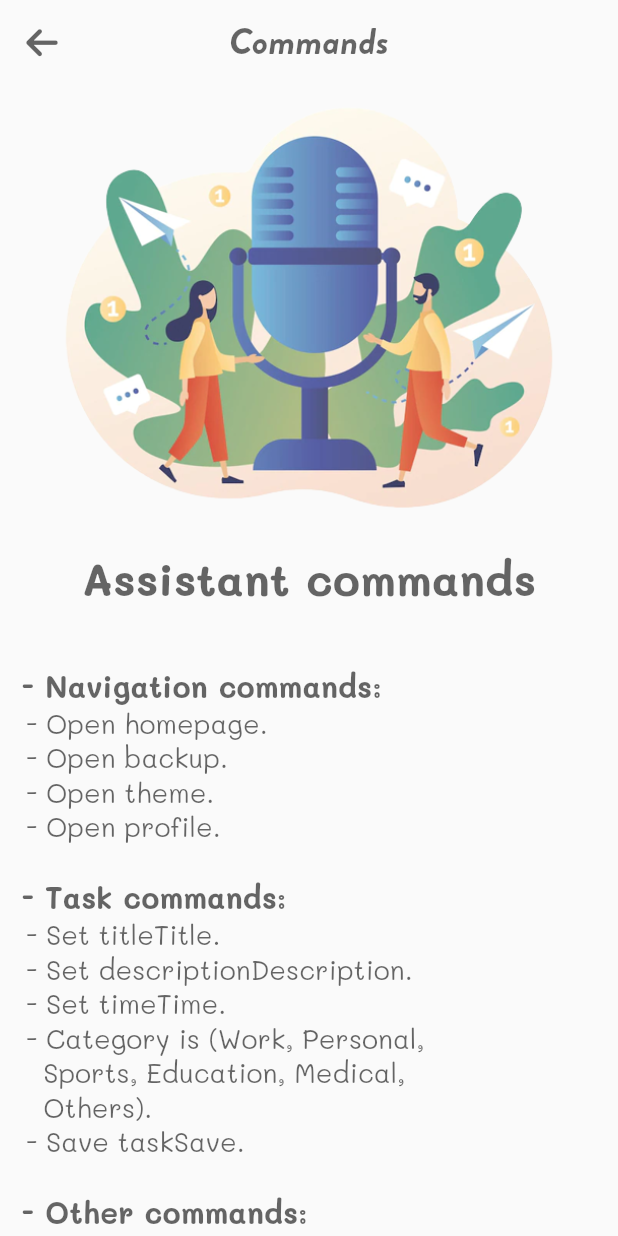
After one commit to maheshp2002/ToDoAlan, a Flutter app: the commands screen opened directly, on a phone screen of 412 x 824 dp. The commit adds this screen. Run offline on Flutter 3.47's test engine with Material 2 defaults, Android fonts, the phone set to English and light mode, and no system bars; our stand-ins replace avatar_glow, cloud_firestore, firebase_auth, firebase_core, firebase_storage, flutter_local_notifications and 15 more; missing offline and left inert: background_stt, flutter_foreground_task, flutter_rounded_date_picker, flutter_speech, notifications; accounts and stored records are empty; statements that could not run were skipped.

Commit message:
nre command page

```diff
--- /dev/null
+++ b/lib/AI/commands.dart
@@ -0,0 +1,68 @@
+import 'package:flutter/material.dart';
+import 'package:font_awesome_flutter/font_awesome_flutter.dart';
+
+class commands extends StatefulWidget {
+  commands({Key? key}) : super(key: key);
+
+  @override
+  _commandsState createState() => _commandsState();
+}
+
+class _commandsState extends State<commands> {
+  @override
+  Widget build(BuildContext context) {
+    return Scaffold(
+      appBar: AppBar(
+      centerTitle: true,
+      title:  Text(
+        "Commands",
+        style: TextStyle(
+        color: Theme.of(context).hintColor,
+        fontFamily: 'BrandonBI',
+        fontSize: 25,
+        ),
+      ),
+      elevation: 0,
+      backgroundColor: Theme.of(context).scaffoldBackgroundColor,
+      leading: IconButton(
+      onPressed: () => Navigator.of(context).pop(),
+      icon: Icon(FontAwesomeIcons.arrowLeft, color: Theme.of(context).hintColor,)
+      ),
+      ),
+      resizeToAvoidBottomInset: true,
+      backgroundColor: Theme.of(context).scaffoldBackgroundColor,
+      body: ListView(
+        children: [
+          Image.asset("assets/voice.png", width: 300, height: 300,),
+
+          SizedBox(height: 10,),
+
+          Text("Assistant commands\n", textAlign: TextAlign.center,
+          style: TextStyle(fontFamily: "MaliB", fontSize: 30, color: Theme.of(context).hintColor),),
+
+          Text("  - Navigation commands:", textAlign: TextAlign.left,
+          style: TextStyle(fontFamily: "MaliB", fontSize: 20, color: Theme.of(context).hintColor),),
+
+          Text("   - Open homepage.\n   - Open backup.\n   - Open theme.\n   - Open profile.\n", textAlign: TextAlign.left,
+          style: TextStyle(fontFamily: "MaliR", fontSize: 18, color: Theme.of(context).hintColor),),
+
+          Text("  - Task commands:", textAlign: TextAlign.left,
+          style: TextStyle(fontFamily: "MaliB", fontSize: 20, color: Theme.of(context).hintColor),),
+
+          Text("   - Set title\Title.\n   - Set description\Description.\n   - Set time\Time.\n   - Category is (Work, Personal,\n     Sports, Education, Medical,\n     Others).\n   - Save task\Save.\n",
+          textAlign: TextAlign.left,
+          style: TextStyle(fontFamily: "MaliR", fontSize: 18, color: Theme.of(context).hintColor),),
+
+          Text("  - Other commands:", textAlign: TextAlign.left,
+          style: TextStyle(fontFamily: "MaliB", fontSize: 20, color: Theme.of(context).hintColor),),
+
+          Text("    - Enable notification sound.\n    - Disable notification sound.\n", textAlign: TextAlign.left,
+          style: TextStyle(fontFamily: "MaliR", fontSize: 18, color: Theme.of(context).hintColor),),
+
+        ],
+      )
+
+    );
+  }
+
+}
--- a/lib/addTask/addTask.dart
+++ b/lib/addTask/addTask.dart
@@ -278,19 +278,23 @@ if (timepick != null) {
                   setState(() {
                     dropdownValue = value!;
                   });
+
                   if (value == 'Select date') {
                     if (image == 'assets/rainy.jpg') {
                       setState(() {
                         image = 'assets/city.jpg';
                         quote = '“Aim for the moon. If you miss, you may hit a star.”\n\n - William Clement Stone';
                       });
+
                     } else {
                       setState(() {
                         image = 'assets/rainy.jpg';
                         quote = '“Thy fate is the common fate of all; Into each life some rain must fall.”\n\n - Henry Wadsworth Longfellow';
                       });
                     }
+
                     datePicker();
+
                   } else {
                     setState(() {
                       hintText = DateTime.now().toString().substring(0, 10);
@@ -714,6 +718,8 @@ datePicker() async{
 
   colorArrowNext: Theme.of(context).hintColor,
   colorArrowPrevious: Theme.of(context).hintColor,
+  backgroundHeader: Theme.of(context).scaffoldBackgroundColor,
+  backgroundHeaderMonth: Theme.of(context).scaffoldBackgroundColor,
 
   ),
   imageHeader: AssetImage(
--- a/lib/homescreen/homescreen.dart
+++ b/lib/homescreen/homescreen.dart
@@ -2,6 +2,7 @@ import 'dart:math';
 import 'dart:async';
 import 'dart:isolate';
 import 'dart:convert';
+import 'package:todoalan/AI/commands.dart';
 import 'package:todoalan/main.dart';
 import 'package:flutter/material.dart';
 import 'package:todoalan/addTask/ToDo.dart';
@@ -92,6 +93,8 @@ class homepageState extends State<homepage> with WidgetsBindingObserver {
 
 // Voice AI........................................................................................................
     startService(String? command,) async{
+
+      //Navigation commands..............................................................................
       if(command == "open backup" || command == "openbackup") {
         _service.speak("Opening backup", false);
         Navigator.push(
@@ -116,7 +119,55 @@ class homepageState extends State<homepage> with WidgetsBindingObserver {
         _service.speak("going back", false);
         Navigator.of(context).pop();
 
-      } else if(command == "set title" || command == "title") {
+      //Other commands..............................................................................
+      } else if(command == "tell me the commands" || command == "commands"
+      || command == "tell me the command" || command == "command") {
+        _service.speak("Opening command page.", false);
+        Navigator.push(
+        context, MaterialPageRoute(builder: (context) => commands()));
+
+      } else if(command == "enable notification sound") {
+        _service.speak("Notification sound enabled.", false);
+
+        SharedPreferences prefs = await SharedPreferences.getInstance();
+
+        await prefs.setBool('isNotificationSound', true);
+
+        setState(() {
+          isNotificationSound = true;
+        });
+
+       Fluttertoast.showToast(
+       msg: 'Notification sound enabled..!',
+       toastLength: Toast.LENGTH_LONG,
+       gravity: ToastGravity.BOTTOM,
+       backgroundColor: Color.fromARGB(255, 255, 178, 89),
+       textColor: Colors.white);
+
+      } else if(command == "disable notification sound") {
+        _service.speak("Notification sound disabled.", false);
+
+        SharedPreferences prefs = await SharedPreferences.getInstance();
+
+       await prefs.setBool('isNotificationSound', false);
+
+       setState(() {
+          isNotificationSound = false;
+       });
+       homepageState().closeReceivePort();
+       stopListening();
+
+       Fluttertoast.showToast(
+       msg: 'Notification sound disabled..!',
+       toastLength: Toast.LENGTH_LONG,
+       gravity: ToastGravity.BOTTOM,
+       backgroundColor: Color.fromARGB(255, 255, 178, 89),
+       textColor: Colors.white);
+
+      }
+
+      //Add task commands..............................................................................
+      else if(command == "set title" || command == "title") {
         setState(() {
           listeningText = "Hold on...";
         });
@@ -145,7 +196,7 @@ class homepageState extends State<homepage> with WidgetsBindingObserver {
           listeningText = "Hold on...";
         });
         _service.speak("Please press the record button to set time.", false);
-        Future.delayed(Duration(milliseconds: 100), () => _service.pauseListening());
+        Future.delayed(Duration(seconds: 100), () => _service.pauseListening());
         setState(() {
           isEnable = true;
           isTitle = 'time';
@@ -237,7 +288,7 @@ class homepageState extends State<homepage> with WidgetsBindingObserver {
 
         _service.speak('Setting category as Others', false);
 
-      } else if(command == "save task" || command == "task") {
+      } else if(command == "save task" || command == "save") {
         _service.speak("saving task", false);
         addVoiceTask();
 
@@ -736,12 +787,15 @@ addVoiceTask() async{
     ),
     ],),
     ) : null,
-    floatingActionButton: FloatingActionButton(onPressed: (){
+    floatingActionButton: GestureDetector(
+    onLongPress: () => Navigator.push(
+      context, MaterialPageRoute(builder: (context) => commands())),
+    child: FloatingActionButton(onPressed: (){
       addTodo();
     },
     backgroundColor: Color.fromARGB(255, 255, 178, 89),
     child: Icon(FontAwesomeIcons.plus, color: Colors.white, ),
-    ),
+    )),
 
     appBar: AppBar(
           backgroundColor: Theme.of(context).scaffoldBackgroundColor,
--- a/lib/themeSelect/themeSelect.dart
+++ b/lib/themeSelect/themeSelect.dart
@@ -59,9 +59,7 @@ class _themeSelectState extends State<themeSelect> {
       ),
       resizeToAvoidBottomInset: true,
       backgroundColor: Theme.of(context).scaffoldBackgroundColor,
-      body:
-
-      GridView.builder(
+      body: GridView.builder(
       physics: BouncingScrollPhysics(),
       padding: EdgeInsets.all(10),
       scrollDirection: Axis.vertical,
--- a/pubspec.yaml
+++ b/pubspec.yaml
@@ -67,6 +67,7 @@ dev_dependencies:
   flutter_switch: ^0.3.2
   font_awesome_flutter: ^10.2.1
   flutter_rounded_date_picker: ^2.0.2
+
 
   # Voice assistant
   path_provider: ^2.0.9
```
Also changed, not shown: assets/voice.png (added), pubspec.lock.
